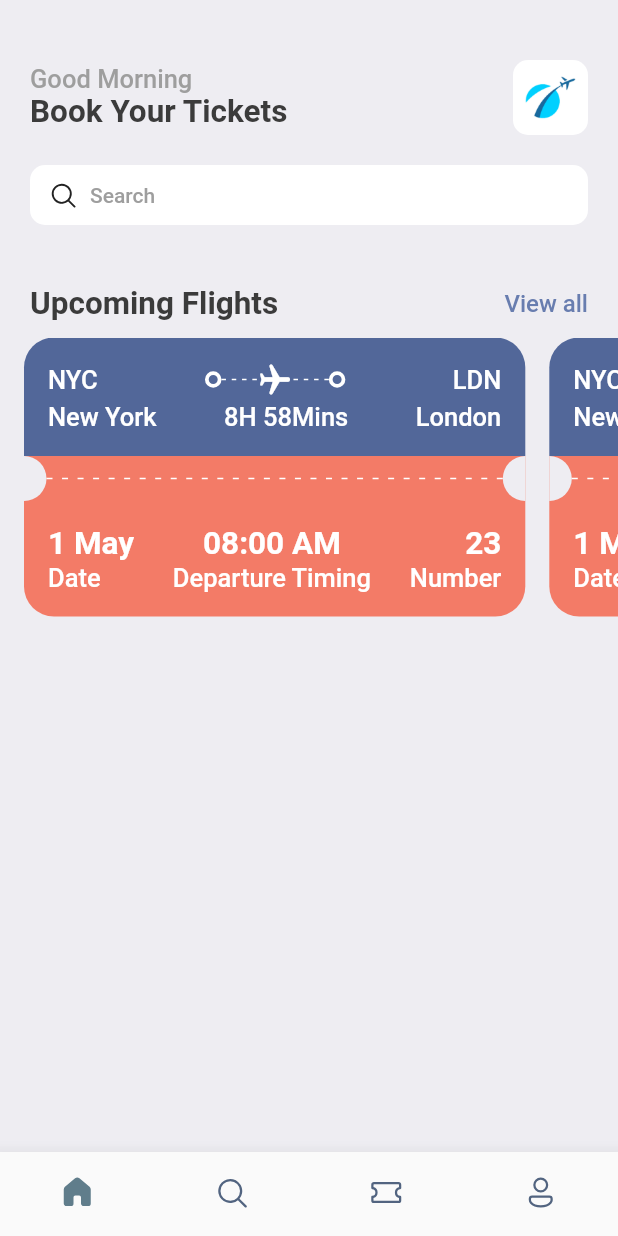
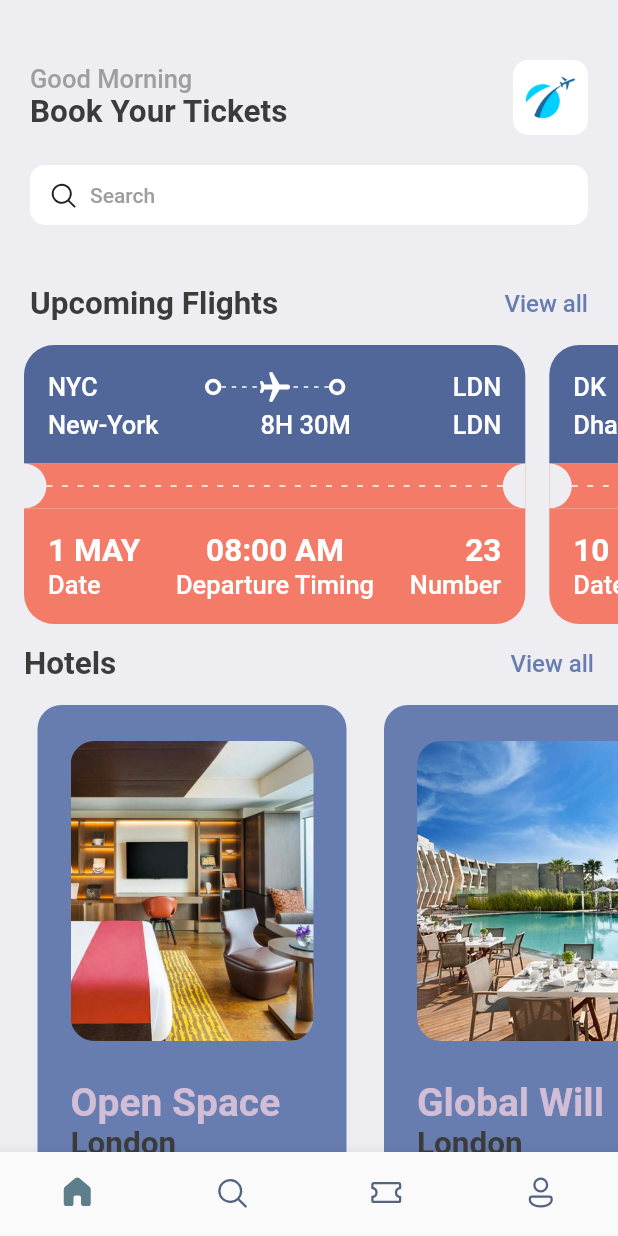
Before and after one commit to nerd-sourav/booktickets, a Flutter app: the screen it shows after launch, on a phone screen of 412 x 824 dp. Run offline on Flutter 3.47's test engine with Material 2 defaults, Android fonts, the phone set to English and light mode, and no system bars; our stand-ins replace fluentui_icons, gap.

Commit message:
home screen completed!!

```diff
--- a/lib/screens/home_screen.dart
+++ b/lib/screens/home_screen.dart
@@ -1,5 +1,8 @@
+import 'package:booktickets/screens/hotel_screen.dart';
 import 'package:booktickets/screens/ticket_view.dart';
+import 'package:booktickets/utils/app_info_list.dart';
 import 'package:booktickets/utils/styles.dart';
+import 'package:booktickets/utils/ticket_info_list.dart';
 import 'package:fluentui_icons/fluentui_icons.dart';
 import 'package:flutter/material.dart';
 import 'package:gap/gap.dart';
@@ -64,7 +67,6 @@ class HomeScreen extends StatelessWidget {
                       style: Styles.headLineStyle2,
                     ),
                     InkWell(
-                      onTap: () => print("View All tapped"),
                       child: Text(
                         "View all",
                         style: Styles.textStyle
@@ -76,17 +78,46 @@ class HomeScreen extends StatelessWidget {
               ],
             ),
           ),
-          Gap(10),
+          Gap(15),
+          SingleChildScrollView(
+            scrollDirection: Axis.horizontal,
+            child: Row(
+              children: ticketList
+                  .map((singleTicketData) =>
+                      TicketView(ticketData: singleTicketData))
+                  .toList(),
+            ),
+          ),
           Container(
-            height: 200,
-            child: ListView(scrollDirection: Axis.horizontal, children: [
-              TicketView(),
-              TicketView(),
-              TicketView(),
-              TicketView()
-            ]),
+            padding: EdgeInsets.symmetric(horizontal: 16),
+            child: Row(
+              mainAxisAlignment: MainAxisAlignment.spaceBetween,
+              children: [
+                Text(
+                  "Hotels",
+                  style: Styles.headLineStyle2,
+                ),
+                InkWell(
+                  onTap: () => print("View All tapped"),
+                  child: Text(
+                    "View all",
+                    style:
+                        Styles.textStyle.copyWith(color: Styles.primaryColor),
+                  ),
+                )
+              ],
+            ),
           ),
-          // TicketView()
+          Gap(15),
+          SingleChildScrollView(
+            scrollDirection: Axis.horizontal,
+            child: Row(
+              //this acts as a for loop in a children
+              children: hotelList
+                  .map((singleHotel) => HotelScreen(hotel: singleHotel))
+                  .toList(),
+            ),
+          ), // TicketView()
         ],
       ),
     );
--- /dev/null
+++ b/lib/screens/hotel_screen.dart
@@ -0,0 +1,72 @@
+import 'package:booktickets/utils/layouts.dart';
+import 'package:booktickets/utils/styles.dart';
+import 'package:flutter/material.dart';
+import 'package:flutter/widgets.dart';
+import 'package:gap/gap.dart';
+
+class HotelScreen extends StatelessWidget {
+  final Map<String, dynamic> hotel;
+  const HotelScreen({super.key, required this.hotel});
+
+  @override
+  Widget build(BuildContext context) {
+    final size = Layout.getSize(context);
+
+    return Container(
+      margin: const EdgeInsets.only(left: 25),
+      decoration: BoxDecoration(
+          color: Styles.primaryColor, borderRadius: BorderRadius.circular(16)),
+      width: size.width * 0.5,
+      height: 340,
+      padding: const EdgeInsets.symmetric(horizontal: 6, vertical: 8),
+      child: Column(
+        crossAxisAlignment: CrossAxisAlignment.start,
+        children: [
+          // DecorationImage(image: Image.("assets/images/one.png"))
+
+          Container(
+            margin: const EdgeInsets.all(16),
+            height: 200,
+            decoration: BoxDecoration(
+              borderRadius: BorderRadius.circular(16),
+              color: Styles.primaryColor,
+              image: DecorationImage(
+                fit: BoxFit.cover,
+                image: AssetImage(
+                  hotel['image'].toString(),
+                ),
+              ),
+            ),
+          ),
+          const Gap(10),
+          Container(
+            margin: const EdgeInsets.only(
+              left: 16,
+              right: 16,
+            ),
+            child: Column(
+              crossAxisAlignment: CrossAxisAlignment.start,
+              mainAxisAlignment: MainAxisAlignment.start,
+              children: [
+                Text(
+                  hotel['place'].toString(),
+                  style:
+                      Styles.headLineStyle1.copyWith(color: Styles.kakiColor),
+                ),
+                Text(
+                  hotel['destination'].toString(),
+                  style: Styles.headLineStyle2,
+                ),
+                Text(
+                  '\$${hotel['price']}/night',
+                  style:
+                      Styles.headLineStyle2.copyWith(color: Styles.kakiColor),
+                )
+              ],
+            ),
+          )
+        ],
+      ),
+    );
+  }
+}
--- a/lib/screens/ticket_view.dart
+++ b/lib/screens/ticket_view.dart
@@ -8,9 +8,11 @@ import 'dart:math' as math;
 import 'package:gap/gap.dart';
 
 class TicketView extends StatelessWidget {
-  const TicketView({super.key});
+  final Map<String, dynamic> ticketData;
+  const TicketView({super.key, required this.ticketData});
   @override
   Widget build(BuildContext context) {
+    print(ticketData['from']);
     final size = Layout.getSize(context);
 
     return SizedBox(
@@ -35,7 +37,7 @@ class TicketView extends StatelessWidget {
                   Row(
                     children: [
                       Text(
-                        "NYC",
+                        '${ticketData['from']['code']}',
                         style: Styles.headLineStyle3.copyWith(
                           color: Colors.white,
                         ),
@@ -85,7 +87,7 @@ class TicketView extends StatelessWidget {
                       ),
                       const ThickContainer(),
                       const Spacer(),
-                      Text("LDN",
+                      Text("${ticketData['to']['code']}",
                           style: Styles.headLineStyle3
                               .copyWith(color: Colors.white))
                     ],
@@ -94,14 +96,14 @@ class TicketView extends StatelessWidget {
                   Row(
                     mainAxisAlignment: MainAxisAlignment.spaceBetween,
                     children: [
-                      Text("New York",
+                      Text("${ticketData['from']['name']}",
                           style: Styles.headLineStyle3
                               .copyWith(color: Colors.white)),
-                      Text("8H 58Mins",
+                      Text("${ticketData['flying_time']}",
                           style: Styles.headLineStyle3.copyWith(
                               fontWeight: FontWeight.w500,
                               color: Colors.white)),
-                      Text("London",
+                      Text('${ticketData['to']['code']}',
                           style: Styles.headLineStyle3
                               .copyWith(color: Colors.white)),
                     ],
@@ -184,7 +186,7 @@ class TicketView extends StatelessWidget {
                     crossAxisAlignment: CrossAxisAlignment.start,
                     children: [
                       Text(
-                        "1 May",
+                        "${ticketData['date']}",
                         style: Styles.headLineStyle2.copyWith(
                           color: Colors.white,
                         ),
@@ -202,7 +204,7 @@ class TicketView extends StatelessWidget {
                     crossAxisAlignment: CrossAxisAlignment.center,
                     children: [
                       Text(
-                        "08:00 AM",
+                        "${ticketData['departure_time']}",
                         style: Styles.headLineStyle2.copyWith(
                           color: Colors.white,
                         ),
@@ -216,7 +218,7 @@ class TicketView extends StatelessWidget {
                   Column(
                     crossAxisAlignment: CrossAxisAlignment.end,
                     children: [
-                      Text("23",
+                      Text("${ticketData['number']}",
                           style: Styles.headLineStyle2
                               .copyWith(color: Colors.white)),
                       Text("Number",
--- /dev/null
+++ b/lib/utils/app_info_list.dart
@@ -0,0 +1,20 @@
+List<Map<String, dynamic>> hotelList = [
+  {
+    'image': 'assets/images/one.png',
+    'place': 'Open Space',
+    'destination': 'London',
+    'price': 25
+  },
+  {
+    'image': 'assets/images/two.png',
+    'place': 'Global Will',
+    'destination': 'London',
+    'price': 40
+  },
+  {
+    'image': 'assets/images/three.png',
+    'place': 'Tallest Building',
+    'destination': 'Dubai',
+    'price': 68
+  },
+];
--- a/lib/utils/styles.dart
+++ b/lib/utils/styles.dart
@@ -4,7 +4,7 @@ const Color primary = Color(0xFF687daf);
 
 class Styles {
   static Color primaryColor = primary;
-
+  static Color kakiColor = const Color(0xFFd2bdd6);
   static Color textColor = const Color(0xFF3b3b3b);
   static Color bgColor = const Color(0xFFeeedf2);
   static Color orangeColor = const Color(0xFFF37B67);
--- /dev/null
+++ b/lib/utils/ticket_info_list.dart
@@ -0,0 +1,18 @@
+List<Map<String, dynamic>> ticketList = [
+  {
+    'from': {'code': "NYC", 'name': "New-York"},
+    'to': {'code': "LDN", 'name': "London"},
+    'flying_time': '8H 30M',
+    'date': "1 MAY",
+    'departure_time': "08:00 AM",
+    "number": 23
+  },
+  {
+    'from': {'code': "DK", 'name': "Dhaka"},
+    'to': {'code': "SH", 'name': "Shanghai"},
+    'flying_time': '4H 20M',
+    'date': "10 MAY",
+    'departure_time': "09:00 AM",
+    "number": 45
+  },
+];
```
